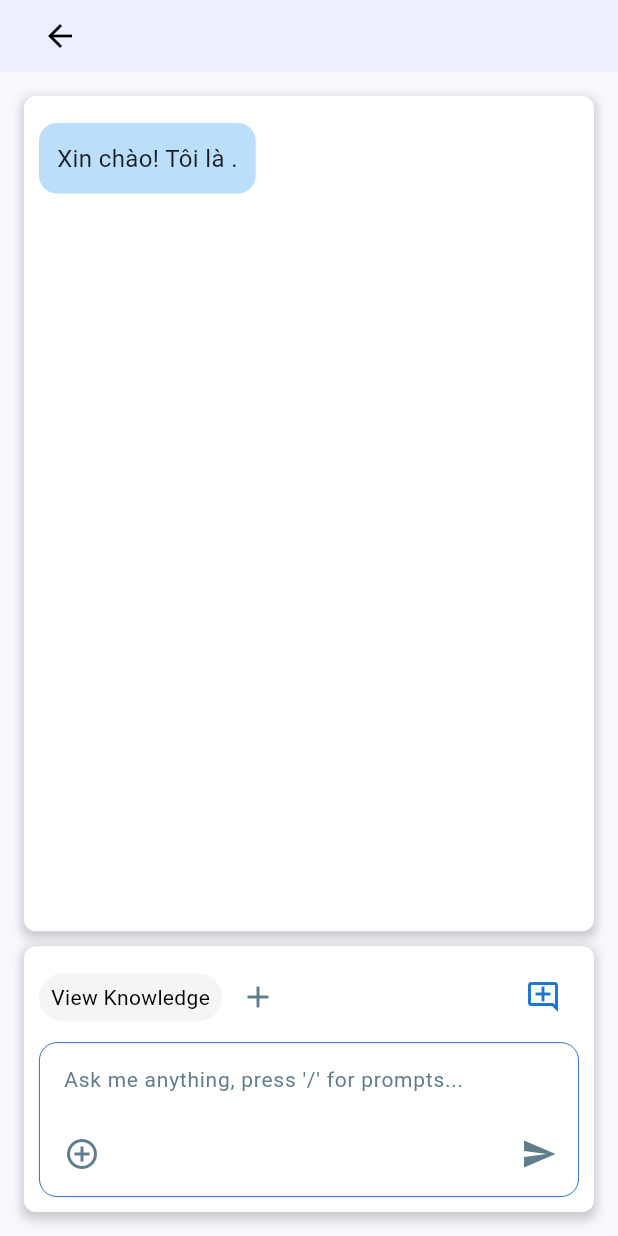
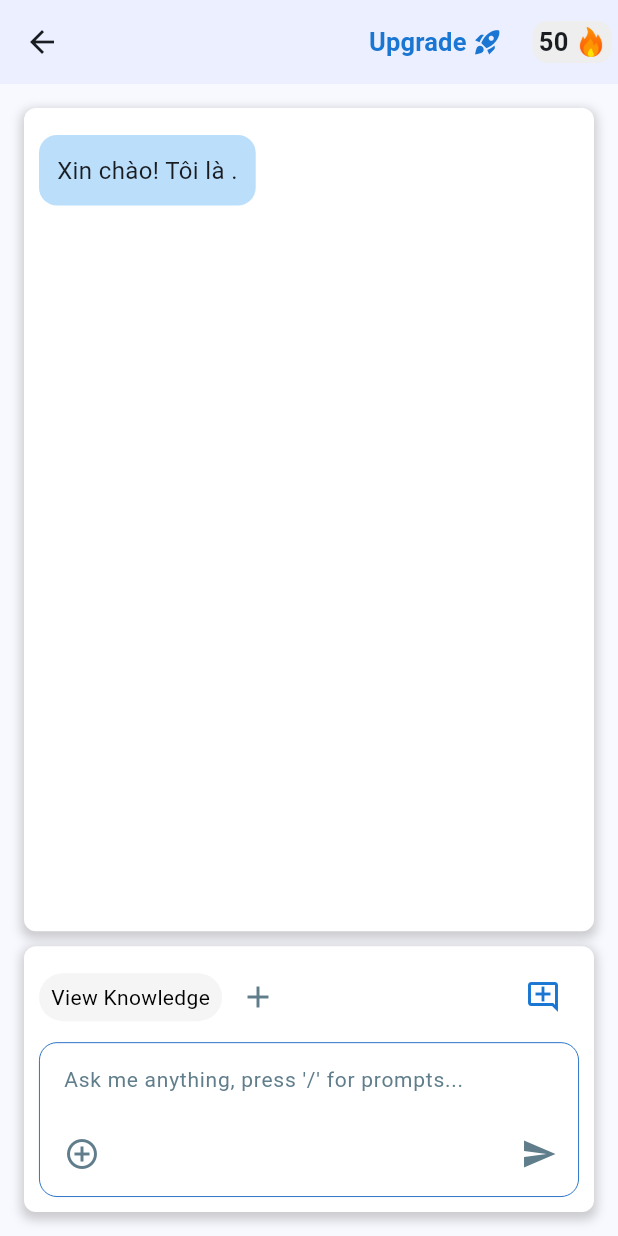
Before and after one commit to VHKhai2003/MobileProject, a Flutter app: the ChatWithBot screen opened directly with empty values, on a phone screen of 412 x 824 dp. Run offline on Flutter 3.47's test engine with Material 3 defaults, Android fonts, the phone set to English and light mode, and no system bars.

Commit message:
done mock-ui

```diff
--- a/lib/views/bot/screens/ChatWithBot.dart
+++ b/lib/views/bot/screens/ChatWithBot.dart
@@ -21,32 +21,11 @@ class ChatWithBot extends StatelessWidget {
   @override
   Widget build(BuildContext context) {
     return Scaffold(
-      appBar: PreferredSize(
-        preferredSize: Size.fromHeight(160), // Chiều cao của AppBar
-        child: Container(
-          color: const Color(0xFFEBEFFF),
-          padding: const EdgeInsets.symmetric(horizontal: 16.0),
-          child: Row(
-            children: [
-              IconButton(
-                icon: Icon(Icons.arrow_back, color: Colors.black),
-                onPressed: () {
-                  Navigator.pop(context); // Quay về màn hình trước đó
-                },
-              ),
-              SizedBox(width: 8), // Khoảng cách giữa nút và tên bot
-              Text(
-                botName,
-                style: TextStyle(
-                  fontSize: 20,
-                  fontWeight: FontWeight.bold,
-                ),
-              ),
-            ],
-          ),
-        ),
+      appBar: AppBar(
+        backgroundColor: const Color(0xFFEBEFFF),
+        title: Text(botName, style: TextStyle(fontWeight: FontWeight.bold)),
+        actions: buildActions(context),
       ),
-      drawer: const SafeArea(child: navigation_drawer.NavigationDrawer()),
       body: Padding(
         padding: const EdgeInsets.all(16.0),
         child: Column(
```
Also changed, not shown: lib/views/bot/widgets/KnowledgeDropDownTable.dart (deleted, +0 -49 lines), lib/views/knowledge/components/CreateKnowledgeButton.dart (+60 -2 lines), lib/views/knowledge/dialog/CreateKnowledge.dart (+5 -2 lines), lib/views/knowledge/units/components/AddUnitButton.dart (+52 -2 lines).
